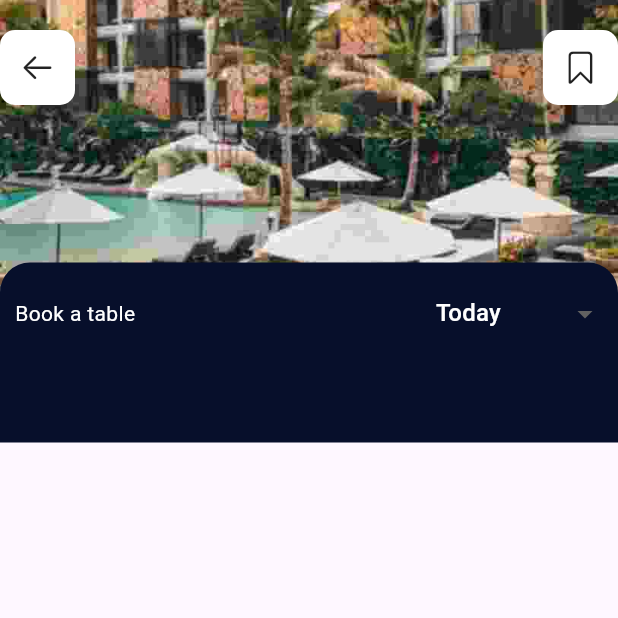
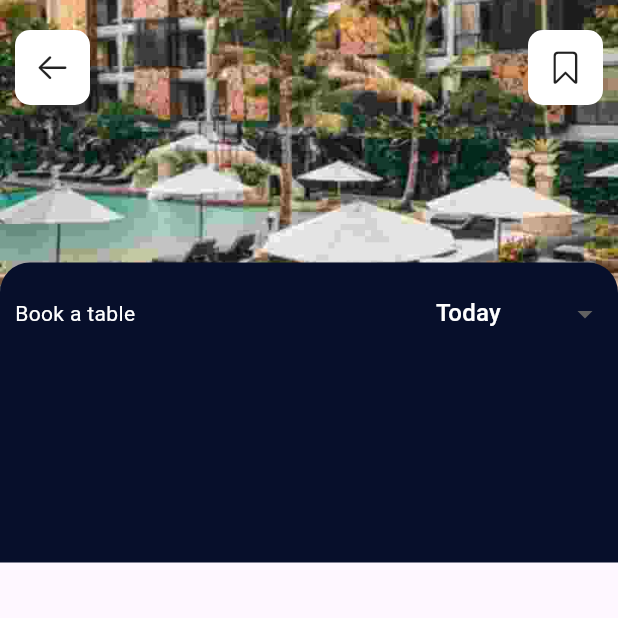
Before and after one commit to barakadewise/hotelsApp, a Flutter app: the DetailsPage screen opened directly, on a phone screen of 412 x 824 dp, the top half of it. Run offline on Flutter 3.47's test engine with Material 3 defaults, Android fonts, the phone set to English and light mode, and no system bars.

Commit message:
ui modification

```diff
--- a/lib/src/Explore/components/details_screen.dart
+++ b/lib/src/Explore/components/details_screen.dart
@@ -1,5 +1,6 @@
 import 'package:flutter/cupertino.dart';
 import 'package:flutter/material.dart';
+import 'package:flutter/widgets.dart';
 
 class DetailsPage extends StatefulWidget {
   const DetailsPage({super.key});
@@ -18,8 +19,9 @@ class _DetailsPageState extends State<DetailsPage> {
         child: Stack(
           children: [
             Column(
+
               children: [
-                Container(
+                SizedBox(
                   width: size.width,
                   height: 200,
                   child: Image.asset(
@@ -35,7 +37,9 @@ class _DetailsPageState extends State<DetailsPage> {
                 left: 0,
                 child: Column(
                   children: [
-                    Row(
+                    Padding(
+                      padding: const EdgeInsets.symmetric(horizontal: 10),
+                      child: Row(
                         mainAxisAlignment: MainAxisAlignment.spaceBetween,
                         children: [
                           Container(
@@ -56,16 +60,22 @@ class _DetailsPageState extends State<DetailsPage> {
                           )
                         ],
                       ),
+                    ),
                     const SizedBox(
                       height: 105,
                     ),
+                    Stack(
+                      children: [
+                        Column(
+                          crossAxisAlignment: CrossAxisAlignment.stretch,
+                          children: [
                             Container(
                               decoration: const BoxDecoration(
                                   color: Color(0xff070F2B),
                                   borderRadius: BorderRadius.only(
                                       topLeft: Radius.circular(20),
                                       topRight: Radius.circular(20))),
-                      height: 120,
+                              height: 200,
                               width: size.width,
                               child: Column(
                                 children: [
@@ -73,7 +83,8 @@ class _DetailsPageState extends State<DetailsPage> {
                                     padding: const EdgeInsets.symmetric(
                                         horizontal: 10, vertical: 10),
                                     child: Row(
-                              mainAxisAlignment: MainAxisAlignment.spaceBetween,
+                                      mainAxisAlignment:
+                                          MainAxisAlignment.spaceBetween,
                                       children: [
                                         const Text(
                                           'Book a table',
@@ -84,19 +95,20 @@ class _DetailsPageState extends State<DetailsPage> {
                                           value: selectedValue,
                                           items: const [
                                             DropdownMenuItem(
+                                              value: 'Today',
                                               child: Text(
                                                 'Today',
-                                        style: TextStyle(color: Colors.white),
+                                                style:
+                                                    TextStyle(color: Colors.white),
                                               ),
-                                      value: 'Today',
                                             ),
                                             DropdownMenuItem(
+                                              value: 'Tommorow',
                                               child: Text('Tommorrow'),
-                                      value: 'Tommorow',
                                             ),
                                             DropdownMenuItem(
+                                              value: 'Next week',
                                               child: Text('Next week'),
-                                      value: 'Next week',
                                             )
                                           ],
                                           onChanged: (newValue) {
@@ -111,9 +123,69 @@ class _DetailsPageState extends State<DetailsPage> {
                                         )
                                       ],
                                     ),
-                          )
+                                  ),
                                 ],
                               ),
+                            ),
+                          ]
+                        ),
+
+
+                        // Positioned(
+                        //     top: 70,
+                        //     left: 0,
+                        //     right: 0,
+                        //     child: Column(
+                        //       children: [
+                        //         Container(
+                        //           height: 70,
+                        //           width: size.width,
+                        //           decoration: const BoxDecoration(
+                        //             color: Colors.white,
+                        //           ),
+                        //           child: ListView(
+                        //             scrollDirection: Axis.horizontal,
+                        //             children: const [
+                        //               TimelistCard(time: '3:00'),
+                        //               TimelistCard(time: '2:30'),
+                        //               TimelistCard(time: '4:00'),
+                        //               TimelistCard(time: '3:30'),
+                        //               TimelistCard(time: '1:40')
+                        //             ],
+                        //           ),
+                        //         ),
+                        //         const SizedBox(
+                        //           height: 10,
+                        //         ),
+
+                        //         Container(
+                        //           width: size.width,
+                        //           height: 300,
+                        //           decoration: BoxDecoration(
+                        //             color: Colors.grey,
+
+                        //             borderRadius: BorderRadius.circular(20)
+                        //           ),
+                        //           child: Column(
+                        //             children: [
+                        //               SizedBox(height: 10,),
+                        //               Row(
+                        //                 mainAxisAlignment: MainAxisAlignment.center,
+                        //                 children: [
+                        //                   Container(
+                        //                     height: 2,
+                        //                     color: Colors.grey,
+                        //                     width: 20,
+
+                        //                   ),
+                        //                 ],
+                        //               ),
+                        //             ],
+                        //           ),
+                        //         )
+                        //       ],
+                        //     ))
+                      ],
                     )
                   ],
                 ))
```
Also changed, not shown: lib/src/Explore/components/timelistcard.dart (added, +21 -0 lines). Lines whose indentation alone changed are shown as unchanged.
